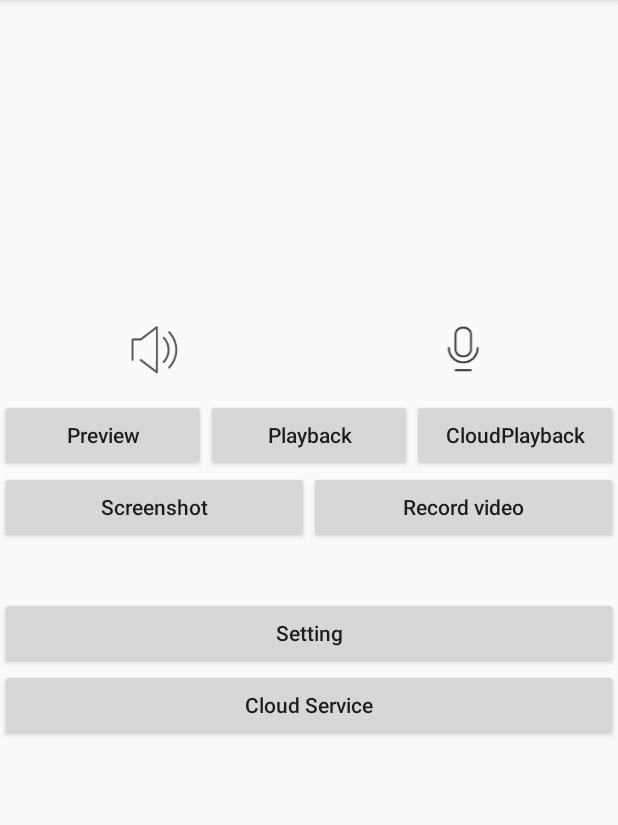
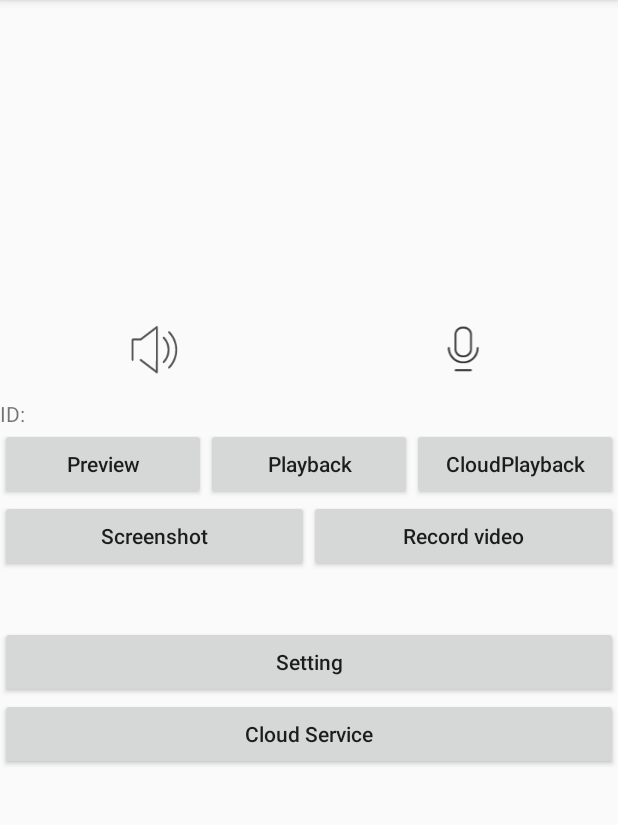
Before and after one commit to SimoneAvogadro/CloudEdge4Tasker, an Android app: the DeviceMonitorActivity screen opened directly, with no data from a screen before it, on a phone screen of 412 x 824 dp, the part 84-909 px from its top. Run offline under Robolectric (Android 15) with nearby library versions, the phone set to English and light mode, and no system bars; 10 statements that could not run were skipped.

Commit message:
Show deviceID within details

```diff
--- a/app/src/main/java/online/avogadro/mearitaskerplugin/device/DeviceMonitorActivity.java
+++ b/app/src/main/java/online/avogadro/mearitaskerplugin/device/DeviceMonitorActivity.java
@@ -17,6 +17,7 @@ import android.view.View;
 import android.widget.Button;
 import android.widget.ImageView;
 import android.widget.LinearLayout;
+import android.widget.TextView;
 import android.widget.Toast;
 
 import androidx.annotation.Nullable;
@@ -85,6 +86,7 @@ public class DeviceMonitorActivity extends AppCompatActivity {
 //        cameraInfo.setBps(4010);
 //        getVideoId(cameraInfo);
 
+        ((TextView)findViewById(R.id.textCameraID)).setText("ID: "+cameraInfo.getDeviceID());
     }
 
     private void initView() {
--- a/app/src/main/res/layout/activity_device_monitor.xml
+++ b/app/src/main/res/layout/activity_device_monitor.xml
@@ -8,28 +8,38 @@
         android:layout_width="match_parent"
         android:layout_height="200dp"
         android:orientation="horizontal" />
+
     <LinearLayout
         android:layout_width="match_parent"
         android:layout_height="wrap_content"
+        android:gravity="center_vertical"
+        android:orientation="horizontal"
         android:paddingTop="16dp"
-        android:paddingBottom="16dp"
-        android:orientation="horizontal"
-        android:gravity="center_vertical">
+        android:paddingBottom="16dp">
+
         <ImageView
             android:id="@+id/img_mute"
             android:layout_width="0dp"
             android:layout_height="wrap_content"
             android:layout_weight="1"
             android:contentDescription="@null"
-            android:src="@drawable/btn_camera_preview_volume_selected"/>
+            android:src="@drawable/btn_camera_preview_volume_selected" />
+
         <ImageView
             android:id="@+id/img_speak"
             android:layout_width="0dp"
             android:layout_height="wrap_content"
             android:layout_weight="1"
             android:contentDescription="@null"
-            android:src="@drawable/ic_pronunciation_n"/>
+            android:src="@drawable/ic_pronunciation_n" />
+
     </LinearLayout>
+
+    <TextView
+        android:id="@+id/textCameraID"
+        android:layout_width="match_parent"
+        android:layout_height="wrap_content"
+        android:text="ID: " />
 
     <LinearLayout
         android:layout_width="match_parent"
```
